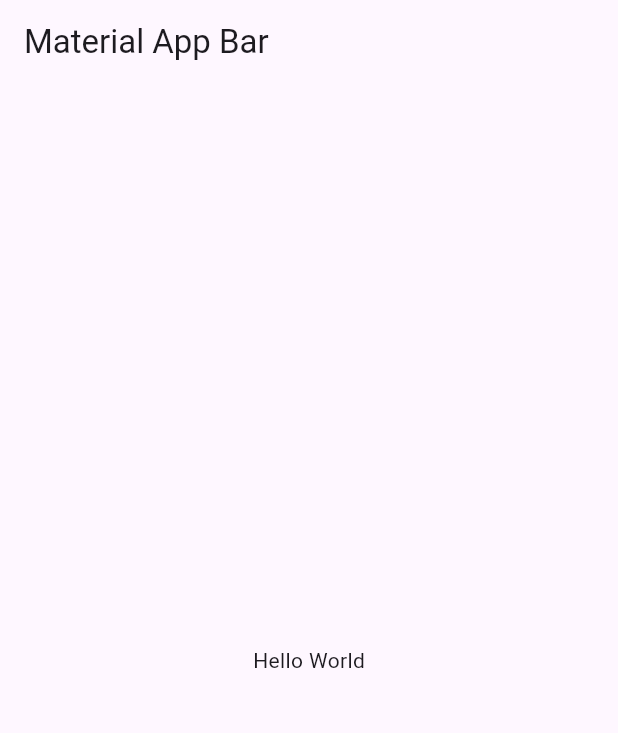
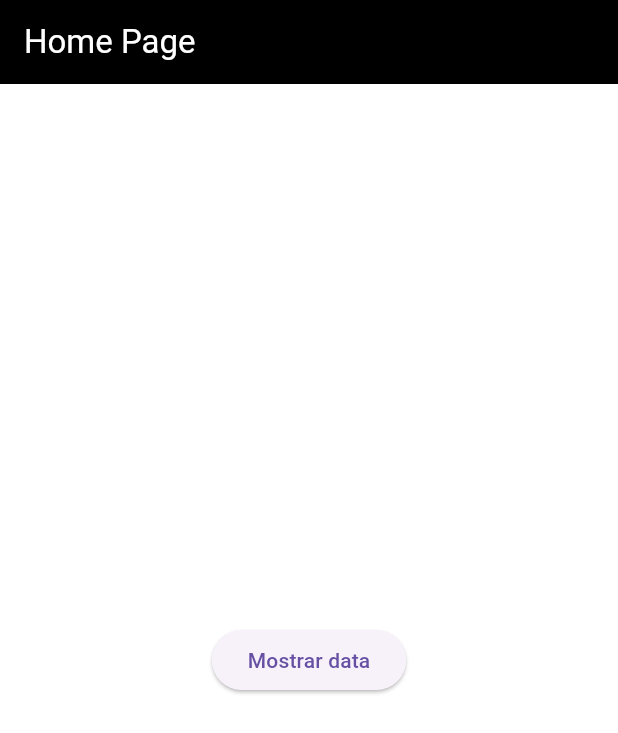
Before and after one commit to KeingCasabona/Tecsup-semana9-flutter_codigo_taskdb, a Flutter app: the screen it shows after launch, on a phone screen of 412 x 824 dp. Shown: the top 733 px of the screen. Run offline on Flutter 3.47's test engine with Material 3 defaults, Android fonts, the phone set to English and light mode, and no system bars.

Commit message:
feat: Structuring our project and ThemeData

```diff
--- /dev/null
+++ b/lib/db/db_admin.dart
@@ -0,0 +1 @@
+class DbAdmin {}
--- a/lib/main.dart
+++ b/lib/main.dart
@@ -1,4 +1,5 @@
 import 'package:flutter/material.dart';
+import 'package:flutter_codigo_taskdb/pages/home_page.dart';
 
 void main() => runApp(const MyApp());
 
@@ -9,15 +10,26 @@ class MyApp extends StatelessWidget {
   Widget build(BuildContext context) {
     return MaterialApp(
       debugShowCheckedModeBanner: false,
-      title: 'Material App',
-      home: Scaffold(
-        appBar: AppBar(
-          title: const Text('Material App Bar'),
+      title: 'TaskaDBApp',
+      theme: ThemeData(
+        primaryColor: Colors.white,
+        secondaryHeaderColor: Color(0xff01c851),
+        appBarTheme: AppBarTheme(
+          backgroundColor: Colors.black,
+          //ICONOS POR ENCIMA DEL APPBAR:
+          foregroundColor: Colors.white,
         ),
-        body: const Center(
-          child: Text('Hello World'),
+        scaffoldBackgroundColor: Colors.white,
+        // floatingActionButtonTheme: FloatingActionButtonThemeData(
+        //   backgroundColor: Color(0xff01c851),
+        // ),
+        textTheme: TextTheme(
+          bodyMedium: TextStyle(
+            color: Colors.black,
+          ),
         ),
       ),
+      home: HomePage(),
     );
   }
 }
--- /dev/null
+++ b/lib/pages/home_page.dart
@@ -0,0 +1,20 @@
+import 'package:flutter/material.dart';
+
+class HomePage extends StatelessWidget {
+  const HomePage({super.key});
+
+  @override
+  Widget build(BuildContext context) {
+    return Scaffold(
+      appBar: AppBar(
+        title: Text('Home Page'),
+      ),
+      body: Center(
+        child: ElevatedButton(
+          onPressed: () {},
+          child: Text('Mostrar data'),
+        ),
+      ),
+    );
+  }
+}
--- a/pubspec.yaml
+++ b/pubspec.yaml
@@ -35,6 +35,9 @@ dependencies:
   # The following adds the Cupertino Icons font to your application.
   # Use with the CupertinoIcons class for iOS style icons.
   cupertino_icons: ^1.0.8
+  sqflite: ^2.3.3+1
+  path_provider: ^2.1.4
+  path: ^1.9.0
 
 dev_dependencies:
   flutter_test:
```
Also changed, not shown: pubspec.lock, 10 other files.
